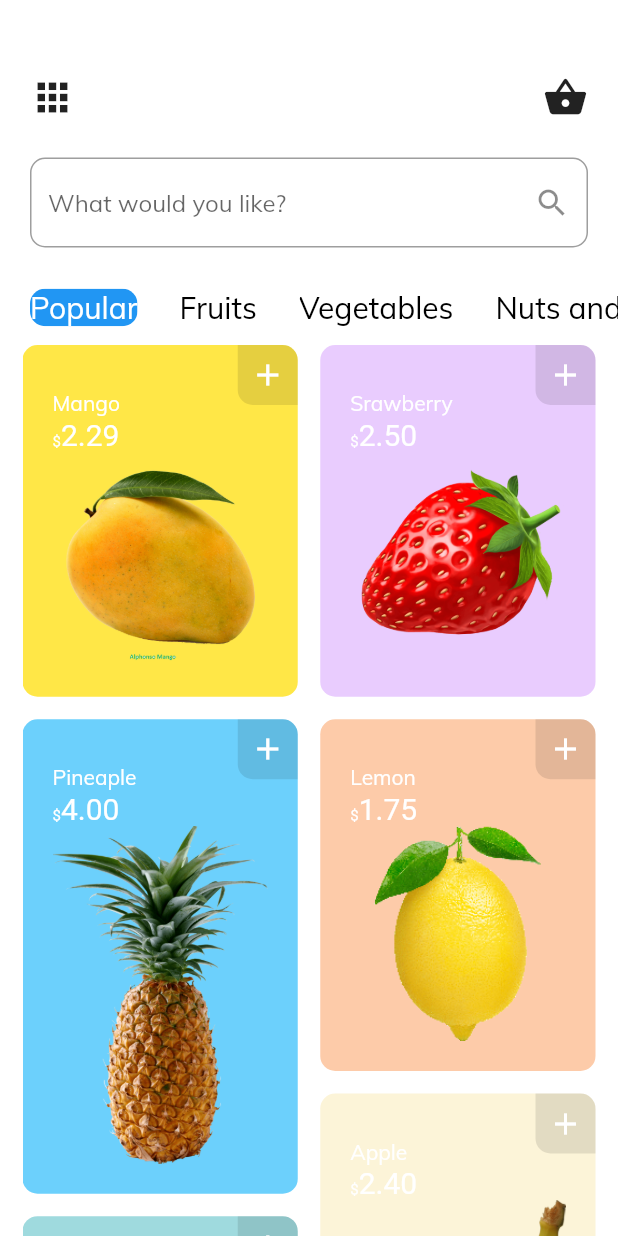
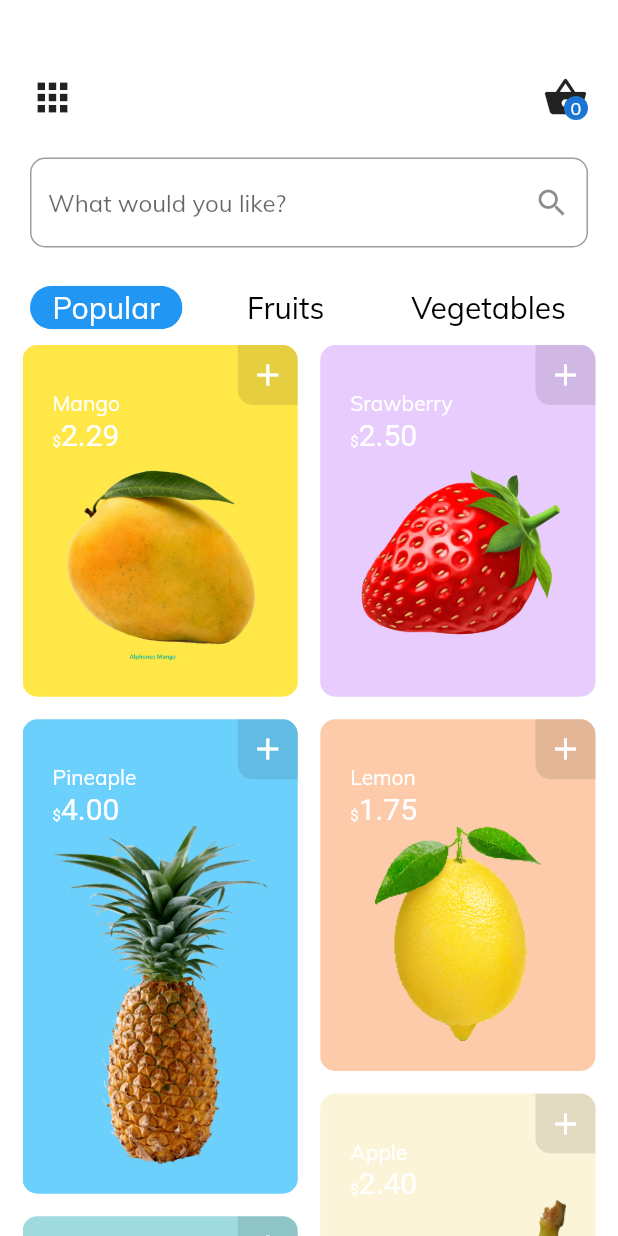
Before and after one commit to lancerdonnie/fruity, a Flutter app: the screen it shows after launch, on a phone screen of 412 x 824 dp. Run offline on Flutter 3.47's test engine with Material 2 defaults, Android fonts, the phone set to English and light mode, and no system bars; our stand-ins replace smooth_star_rating.

Commit message:
made few changes

```diff
--- a/lib/main.dart
+++ b/lib/main.dart
@@ -1,29 +1,24 @@
 import 'package:flutter/material.dart';
 import 'package:flutter_staggered_grid_view/flutter_staggered_grid_view.dart';
+import 'package:fruity/myWidgets.dart';
+import 'package:fruity/provider/fruitProvider.dart';
 import 'Screen2.dart';
+import 'package:provider/provider.dart';
 
-void main() => runApp(MaterialApp(
+void main() {
+  runApp(MultiProvider(
+      providers: [
+        ChangeNotifierProvider<FruitProvider>(
+            create: (context) => FruitProvider())
+      ],
+      child: MaterialApp(
         title: "Fruity",
         theme: ThemeData(fontFamily: 'Muli'),
         home: Home(),
-    ));
+      )));
+}
 
 class Home extends StatelessWidget {
-  List<Map<dynamic, dynamic>> fruitItem = [
-    {"name": "Mango", "price": "2.29", "color": Color(0xFFFFE747), "ind": 1},
-    {
-      "name": "Srawberry",
-      "price": "2.50",
-      "color": Color(0xFFE9CCFE),
-      "ind": 2
-    },
-    {"name": "Pineaple", "price": "4.00", "color": Color(0xFF6CD0FC), "ind": 3},
-    {"name": "Lemon", "price": "1.75", "color": Color(0xFFFDCBA9), "ind": 4},
-    {"name": "Apple", "price": "2.40", "color": Color(0xFFFCF4D8), "ind": 5},
-    {"name": "Banana", "price": "3.15", "color": Color(0xFF9FDADE), "ind": 6},
-    {"name": "Orange", "price": "2.25", "color": Color(0xFF6EF46E), "ind": 7},
-  ];
-
   int selected = 0;
 
   List fruits = ["Popular", "Fruits", "Vegetables", "Nuts and Seeds"];
@@ -31,6 +26,7 @@ class Home extends StatelessWidget {
   @override
   Widget build(BuildContext context) {
     return StatefulBuilder(builder: (context, setState) {
+      final fruit = Provider.of<FruitProvider>(context);
       return Scaffold(
         body: Container(
           color: Colors.white,
@@ -48,10 +44,7 @@ class Home extends StatelessWidget {
                       Icons.apps,
                       size: 30,
                     ),
-                    Icon(
-                      Icons.shopping_basket,
-                      size: 30,
-                    ),
+                    CartCircle()
                   ],
                 ),
               ),
@@ -91,8 +84,13 @@ class Home extends StatelessWidget {
                                   });
                                 },
                                 child: ClipRRect(
-                                  borderRadius: BorderRadius.circular(10),
+                                  borderRadius: BorderRadius.circular(20),
                                   child: Container(
+                                    padding: EdgeInsets.symmetric(
+                                        vertical: 2, horizontal: 15),
+                                    color: selected == i
+                                        ? Colors.blue
+                                        : Colors.transparent,
                                     child: Text(
                                       fruits[i],
                                       style: TextStyle(
@@ -100,9 +98,7 @@ class Home extends StatelessWidget {
                                             ? Colors.white
                                             : Colors.black,
                                         fontSize: 20,
-                                          backgroundColor: selected == i
-                                              ? Colors.blue
-                                              : Colors.transparent),
+                                      ),
                                     ),
                                   ),
                                 ),
@@ -131,7 +127,8 @@ class Home extends StatelessWidget {
                                 Navigator.push(
                                   context,
                                   MaterialPageRoute(
-                                builder: (context) => Fruit(fruitItem[i])),
+                                      builder: (context) =>
+                                          Fruit(fruit.fruits[i])),
                                 );
                               },
                               child: Stack(
@@ -139,14 +136,16 @@ class Home extends StatelessWidget {
                                   Container(
                                     padding: EdgeInsets.all(20),
                                     decoration: BoxDecoration(
-                                  color: fruitItem[i]["color"],
-                                  borderRadius: BorderRadius.circular(10)),
+                                        color: fruit.fruits[i].color,
+                                        borderRadius:
+                                            BorderRadius.circular(10)),
                                     child: Column(
-                                crossAxisAlignment: CrossAxisAlignment.start,
+                                      crossAxisAlignment:
+                                          CrossAxisAlignment.start,
                                       children: [
                                         SizedBox(height: 10),
                                         Text(
-                                    fruitItem[i]["name"],
+                                          fruit.fruits[i].name,
                                           textAlign: TextAlign.left,
                                           style: TextStyle(color: Colors.white),
                                         ),
@@ -158,16 +157,11 @@ class Home extends StatelessWidget {
                                                     fontSize: 10),
                                                 children: [
                                               TextSpan(
-                                            text: fruitItem[i]["price"],
+                                                  text: fruit.fruits[i].price,
                                                   style: TextStyle(
                                                       color: Colors.white,
                                                       fontSize: 20))
                                             ])),
-                                  // Text(
-                                  //   "\$2.29",
-                                  // style: TextStyle(
-                                  //     color: Colors.white, fontSize: 20),
-                                  // ),
                                         GridTile(
                                           child: Image.asset(
                                               "assets/images/${i + 1}.png",
@@ -179,25 +173,35 @@ class Home extends StatelessWidget {
                                   Positioned(
                                     top: 0,
                                     right: 0,
+                                    child: GestureDetector(
+                                      onTap: () {
+                                        Provider.of<FruitProvider>(context,
+                                                listen: false)
+                                            .click(fruit.fruits[i].index);
+                                      },
                                       child: Container(
                                         decoration: BoxDecoration(
-                                    color: Color(0x000).withOpacity(0.1),
+                                            color:
+                                                Color(0x000).withOpacity(0.1),
                                             borderRadius: BorderRadius.only(
                                                 topRight: Radius.circular(10),
-                                        bottomLeft: Radius.circular(10))),
+                                                bottomLeft:
+                                                    Radius.circular(10))),
                                         height: 40,
                                         width: 40,
                                         child: Icon(
-                                  Icons.add,
+                                          !fruit.fruits[i].clicked
+                                              ? Icons.add
+                                              : Icons.remove,
                                           color: Colors.white,
+                                        ),
                                       ),
                                     ),
                                   )
                                 ],
                               ),
                             );
-                    }),
-              ))
+                          })))
             ],
           ),
         ),
--- /dev/null
+++ b/lib/models/fruit_model.dart
@@ -0,0 +1,18 @@
+import 'package:flutter/material.dart';
+
+class FruitModel {
+  bool clicked = false;
+  String name;
+  String price;
+  Color color;
+  int image;
+  int _index;
+  int count = 1;
+  static int _count = 0;
+
+  FruitModel({this.name, this.price, this.color, this.image}) {
+    this._index = _count;
+    _count++;
+  }
+  int get index => _index;
+}
--- /dev/null
+++ b/lib/myWidgets.dart
@@ -0,0 +1,37 @@
+import 'package:flutter/material.dart';
+import 'package:fruity/provider/cart_screen.dart';
+import 'package:fruity/provider/fruitProvider.dart';
+import 'package:provider/provider.dart';
+
+class CartCircle extends StatelessWidget {
+  @override
+  Widget build(BuildContext context) {
+    return GestureDetector(
+      onTap: () {
+        Navigator.push(
+          context,
+          MaterialPageRoute(builder: (context) => CartScreen()),
+        );
+      },
+      child: Stack(children: [
+        Icon(
+          Icons.shopping_basket,
+          size: 30,
+        ),
+        Positioned(
+          bottom: 0,
+          right: 0,
+          child: CircleAvatar(
+            maxRadius: 8.0,
+            child: Consumer<FruitProvider>(builder: (context, value, child) {
+              return Text(
+                value.cart.length.toString(),
+                style: TextStyle(fontSize: 12),
+              );
+            }),
+          ),
+        ),
+      ]),
+    );
+  }
+}
--- /dev/null
+++ b/lib/provider/fruitProvider.dart
@@ -0,0 +1,108 @@
+import 'package:flutter/material.dart';
+import 'package:fruity/models/fruit_model.dart';
+
+class FruitProvider with ChangeNotifier {
+  List<Map<dynamic, dynamic>> fruitItem = [
+    {
+      "clicked": false,
+      "name": "Mango",
+      "price": "2.29",
+      "color": Color(0xFFFFE747),
+      "image": 1
+    },
+    {
+      "clicked": false,
+      "name": "Srawberry",
+      "price": "2.50",
+      "color": Color(0xFFE9CCFE),
+      "image": 2
+    },
+    {
+      "clicked": false,
+      "name": "Pineaple",
+      "price": "4.00",
+      "color": Color(0xFF6CD0FC),
+      "image": 3
+    },
+    {
+      "clicked": false,
+      "name": "Lemon",
+      "price": "1.75",
+      "color": Color(0xFFFDCBA9),
+      "image": 4
+    },
+    {
+      "clicked": false,
+      "name": "Apple",
+      "price": "2.40",
+      "color": Color(0xFFFCF4D8),
+      "image": 5
+    },
+    {
+      "clicked": false,
+      "name": "Banana",
+      "price": "3.15",
+      "color": Color(0xFF9FDADE),
+      "image": 6
+    },
+    {
+      "clicked": false,
+      "name": "Orange",
+      "price": "2.25",
+      "color": Color(0xFF6EF46E),
+      "image": 7
+    },
+  ];
+
+  FruitProvider() {
+    fromList();
+  }
+
+  List<FruitModel> fruits = [];
+  List<int> cart = [];
+
+  void fromList() {
+    fruitItem.forEach((e) => fruits.add(FruitModel(
+        name: e["name"],
+        price: e["price"],
+        color: e["color"],
+        image: e["image"])));
+  }
+
+  void click(int index) {
+    final f = fruits.singleWhere((t) => t.index == index);
+    f.clicked = !f.clicked;
+
+    final y = cart.where((e) => e == index);
+
+    if (y.length < 1) {
+      cart.add(f.index);
+    } else {
+      cart.removeWhere((x) => x == index);
+    }
+    notifyListeners();
+  }
+
+  void increase(index) {
+    fruits[index].count++;
+    notifyListeners();
+  }
+
+  void decrease(index) {
+    fruits[index].count--;
+    notifyListeners();
+  }
+
+  int fruitInCart(int index) {
+    final x = fruits.singleWhere((e) => e.index == index);
+    return x.count;
+  }
+
+  List<FruitModel> cartItems() {
+    final List<FruitModel> arr = [];
+    cart.forEach((index) {
+      arr.add(fruits.singleWhere((i) => i.index == index));
+    });
+    return arr;
+  }
+}
--- a/pubspec.yaml
+++ b/pubspec.yaml
@@ -25,6 +25,8 @@ dependencies:
   cupertino_icons: ^0.1.2
   flutter_staggered_grid_view: ^0.3.0
   smooth_star_rating: 1.0.4+2
+  rxdart: ^0.23.1
+  provider: ^4.0.4
 
 dev_dependencies:
   flutter_test:
```
Also changed, not shown: lib/Screen2.dart (+43 -15 lines), lib/provider/cart_screen.dart (added, +28 -0 lines), scratch.dart (added, +32 -0 lines), pubspec.lock. Lines whose indentation alone changed are shown as unchanged.
